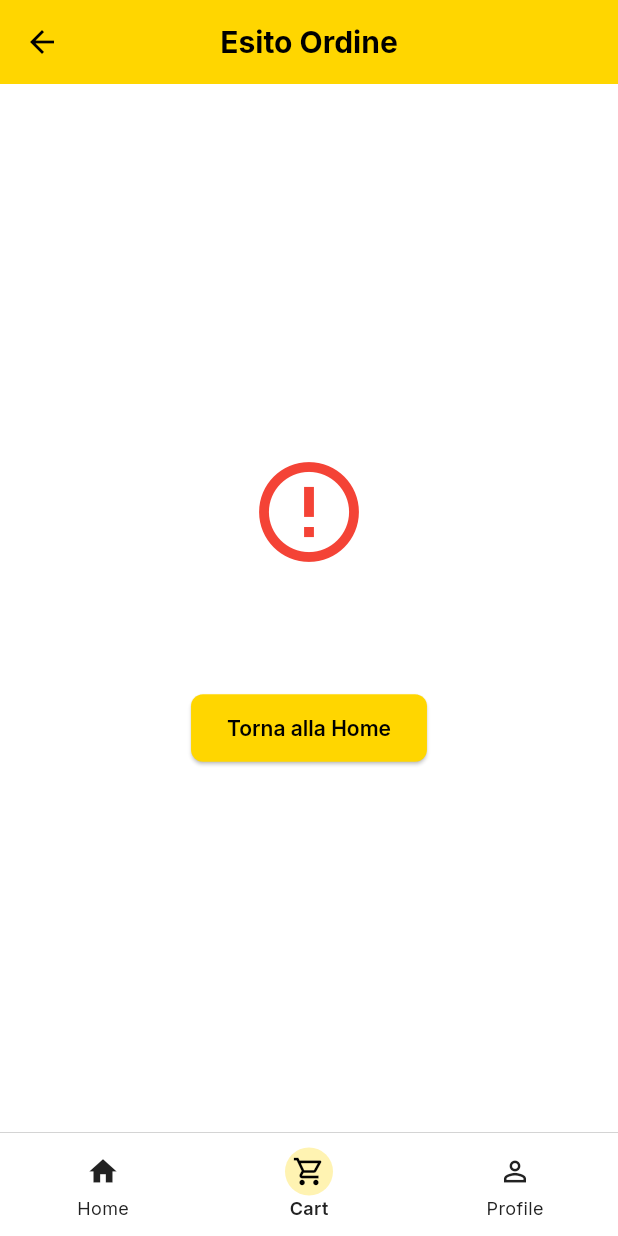
After one commit to biagio-94/gear-pizza, a Flutter app: the OrderResultScreen screen opened by its route, on a phone screen of 412 x 824 dp. The commit adds this screen. Run offline on Flutter 3.47's test engine with Material 3 defaults, Android fonts, the light colour scheme and no system bars; our stand-ins replace built_collection, built_value, cloud_functions, device_info_plus, dio, equatable and 17 more; missing offline and left inert: flutter_facebook_auth, flutter_google_places_hoc081098, local_auth_android, local_auth_darwin, one_of, one_of_serializer; accounts and stored records are empty; statements that could not run were skipped; project files that could hold a hidden picture were left out.

Commit message:
almost finish order before fixing UploadImage Error

```diff
--- a/lib/features/auth/screens/login_screen.dart
+++ b/lib/features/auth/screens/login_screen.dart
@@ -227,7 +227,7 @@ class _LoginForm extends StatelessWidget {
                 expanded: true,
                 type: ButtonType.greenFilled,
               ),
-              const SizedBox(height: 24),
+              const SizedBox(height: 12),
               CustomButton(
                 label: 'Inizia ad ordinare',
                 onPressed: onSignAsGuest,
--- a/lib/features/cart/api/cart_endpoints.dart
+++ b/lib/features/cart/api/cart_endpoints.dart
@@ -6,8 +6,9 @@ class CartEndpoints {
   static String checkCustomer({required String email}) {
     final qb = DirectusQueryBuilder()
       ..filter({
-        'emailAddress': {'_eq': email}
-      });
+        'email_address': {'_eq': email}
+      })
+      ..populate(['restaurant']);
 
     return '$basePath/customers${qb.build()}';
   }
--- a/lib/features/cart/bloc/cart_event.dart
+++ b/lib/features/cart/bloc/cart_event.dart
@@ -1,3 +1,6 @@
+import 'package:gearpizza/features/cart/model/customer_dto.dart';
+import 'package:gearpizza/features/cart/model/order_dto.dart';
+
 abstract class CartEvent {}
 
 class LoadCartDetailsEvent extends CartEvent {
@@ -23,3 +26,10 @@ class RemoveOneItemEvent extends CartEvent {
 }
 
 class ClearCartEvent extends CartEvent {}
+
+class CompleteOrder extends CartEvent {
+  final CustomerDto customerInfo;
+  final OrderDto orderInfo;
+
+  CompleteOrder({required this.customerInfo, required this.orderInfo});
+}
--- a/lib/features/cart/bloc/cart_state.dart
+++ b/lib/features/cart/bloc/cart_state.dart
@@ -1,4 +1,5 @@
 import 'package:gearpizza/features/cart/model/card_item_dto.dart';
+import 'package:gearpizza/features/cart/model/order_dto.dart';
 import 'package:gearpizza/features/dashboard/models/restaurants_dto.dart';
 
 abstract class CartState {}
@@ -28,3 +29,9 @@ class CartLoadedState extends CartState {
     );
   }
 }
+
+class CartSuccessState extends CartState {
+  final OrderDto order;
+
+  CartSuccessState({required this.order});
+}
--- a/lib/features/cart/routes/cart_routes.dart
+++ b/lib/features/cart/routes/cart_routes.dart
@@ -1,4 +1,6 @@
 import 'package:flutter/widgets.dart';
+import 'package:flutter/material.dart';
+import 'package:gearpizza/features/cart/screens/order_resul_screen.dart';
 import 'package:gearpizza/features/cart/screens/order_screen.dart';
 import 'package:go_router/go_router.dart';
 
@@ -22,6 +24,24 @@ final List<GoRoute> cartRoutes = [
         },
       );
     },
-    routes: [],
+    routes: [
+      GoRoute(
+        path: 'result',
+        name: 'checkout_result',
+        pageBuilder: (context, state) {
+          // Recupera i parametri passati con extra
+          final extra = state.extra as Map<String, dynamic>? ?? {};
+          final success = extra['success'] as bool? ?? false;
+          final message = extra['message'] as String? ?? '';
+          return MaterialPage(
+            key: state.pageKey,
+            child: OrderResultScreen(
+              success: success,
+              message: message,
+            ),
+          );
+        },
+      ),
+    ],
   ),
 ];
--- /dev/null
+++ b/lib/features/cart/screens/order_resul_screen.dart
@@ -0,0 +1,48 @@
+import 'package:flutter/material.dart';
+
+class OrderResultScreen extends StatelessWidget {
+  final bool success;
+  final String message;
+
+  const OrderResultScreen({
+    Key? key,
+    required this.success,
+    required this.message,
+  }) : super(key: key);
+
+  @override
+  Widget build(BuildContext context) {
+    final icon = success ? Icons.check_circle_outline : Icons.error_outline;
+    final color = success ? Colors.green : Colors.red;
+
+    return Scaffold(
+      appBar: AppBar(
+        title: const Text('Esito Ordine'),
+        centerTitle: true,
+      ),
+      body: Center(
+        child: Padding(
+          padding: const EdgeInsets.all(24),
+          child: Column(
+            mainAxisSize: MainAxisSize.min,
+            children: [
+              Icon(icon, size: 80, color: color),
+              const SizedBox(height: 16),
+              Text(
+                message,
+                textAlign: TextAlign.center,
+                style: Theme.of(context).textTheme.headlineSmall,
+              ),
+              const SizedBox(height: 32),
+              ElevatedButton(
+                onPressed: () =>
+                    Navigator.of(context).popUntil((route) => route.isFirst),
+                child: const Text('Torna alla Home'),
+              ),
+            ],
+          ),
+        ),
+      ),
+    );
+  }
+}
--- a/lib/main.dart
+++ b/lib/main.dart
@@ -5,6 +5,7 @@ import 'package:flutter/material.dart';
 import 'package:flutter/services.dart';
 import 'package:flutter_bloc/flutter_bloc.dart';
 import 'package:gearpizza/features/cart/bloc/cart_bloc.dart';
+import 'package:gearpizza/features/cart/services/cart_service.dart';
 import 'package:gearpizza/features/dashboard/bloc/dashboard_bloc.dart';
 import 'package:gearpizza/features/dashboard/bloc/product_card/product_card_bloc.dart';
 import 'package:gearpizza/features/dashboard/services/dashboard_service.dart';
@@ -73,9 +74,8 @@ class MyApp extends StatelessWidget {
           create: (context) => ProductCardBloc(),
         ),
         BlocProvider(
-          create: (context) => CartBloc(
-            GetIt.I<DashboardService>(),
-          ),
+          create: (context) =>
+              CartBloc(GetIt.I<DashboardService>(), GetIt.I<CartService>()),
         ),
         BlocProvider(
             create: (context) => DashboardBloc(
--- a/pubspec.yaml
+++ b/pubspec.yaml
@@ -55,6 +55,7 @@ dependencies:
   image: ^4.0.17
   pdf: ^3.11.3
   path_provider: ^2.1.5
+  path: ^1.9.1
   exif: ^3.1.4
   firebase_core: ^3.6.0
   firebase_messaging: ^15.1.3
```
Also changed, not shown: lib/common/services/api_service.dart (+26 -10 lines), lib/common/utils/services_setup.dart (+9 -0 lines), lib/features/cart/bloc/cart_bloc.dart (+44 -1 lines), lib/features/cart/model/customer_dto.dart (+22 -7 lines), lib/features/cart/model/order_dto.dart (+40 -15 lines), lib/features/cart/repositories/cart_repository.dart (+37 -3 lines), lib/features/cart/screens/order_screen.dart (+57 -12 lines), lib/features/cart/services/cart_service.dart (+5 -4 lines), pubspec.lock.
